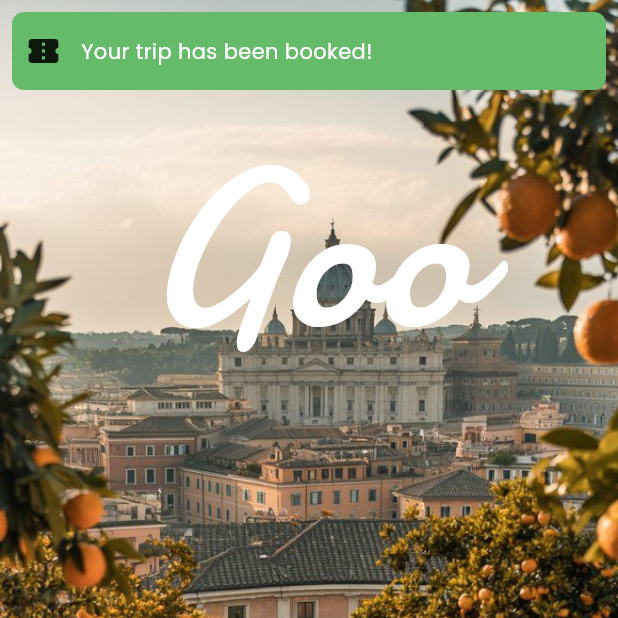
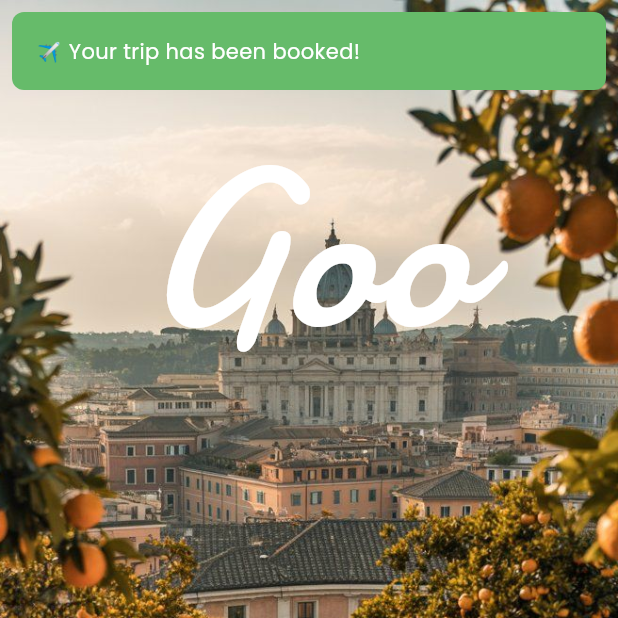
Before and after one commit to Deviruy/goo_app, a Flutter app: the CityDetailsPage screen opened directly with empty values, after a tap on "Book now", on a phone screen of 412 x 824 dp, the top half of it. Run offline on Flutter 3.47's test engine with Material 3 defaults, Android fonts, the phone set to English and light mode, and no system bars.

Commit message:
Update city_details_page.dart

```diff
--- a/lib/goo/pages/city_details_page.dart
+++ b/lib/goo/pages/city_details_page.dart
@@ -202,13 +202,12 @@ class _CityDetailsPageState extends State<CityDetailsPage> {
                     context.read<OrderProvider>().addOrder(widget.city);
                     Navigator.pop(context);
                     Flushbar(
-                      message: "Your trip has been booked!",
+                      message: "✈️ Your trip has been booked!",
                       duration: const Duration(seconds: 2),
                       backgroundColor: Colors.green.shade400,
                       margin: const EdgeInsets.all(8),
                       borderRadius: BorderRadius.circular(8),
                       flushbarPosition: FlushbarPosition.TOP,
-                      icon: Icon(Icons.confirmation_number),
                     ).show(context);
                   },
                   child: Container(
```
